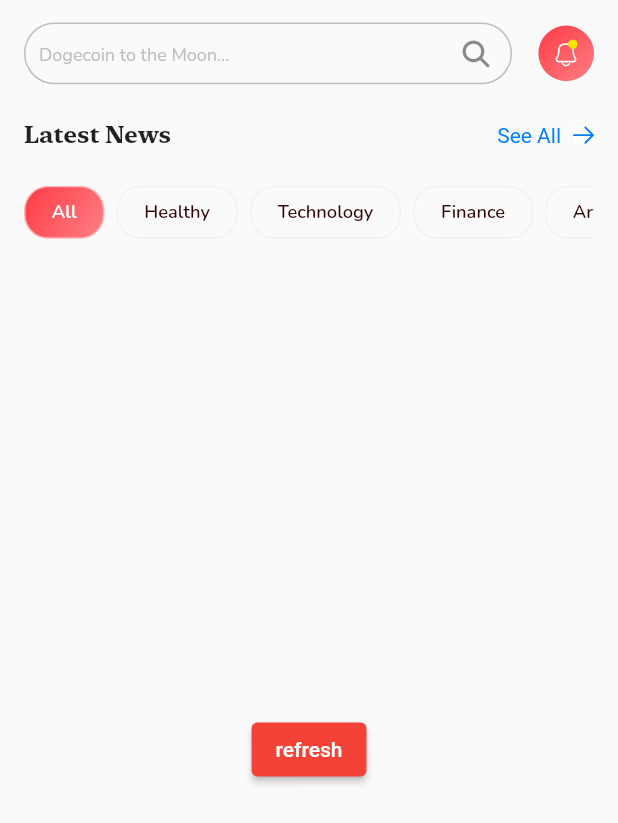
After one commit to EslamElnady0/News-App-ITI, a Flutter app: the screen it shows after launch, after a tap on "refresh", on a phone screen of 412 x 824 dp. The commit adds this screen. Shown: the top 823 px of the screen. Run offline on Flutter 3.47's test engine with Material 2 defaults, Android fonts, the phone set to English and light mode, and no system bars; our stand-ins replace bloc, firebase_core, firebase_messaging, flutter_bloc, flutter_local_notifications, flutter_screenutil and 3 more; accounts and stored records are empty; network calls fail.

Commit message:
add search about specific thing

```diff
--- a/lib/Data/Cubit/AllNewsCubit/all_news_cubit.dart
+++ b/lib/Data/Cubit/AllNewsCubit/all_news_cubit.dart
@@ -6,7 +6,7 @@ import 'package:news_app/Data/Reopsitories/all_news_repo.dart';
 part 'all_news_state.dart';
 
 class AllNewsCubit extends Cubit<AllNewsState> {
-  AllNewsCubit() : super(AllNewsLoading());
+  AllNewsCubit() : super(AllNewsInitial());
   // Future<AllNews?> data = AllNewsRepo().getAllNews();
 
   getAllNews(String query) {
--- a/lib/Data/Cubit/AllNewsCubit/all_news_state.dart
+++ b/lib/Data/Cubit/AllNewsCubit/all_news_state.dart
@@ -2,6 +2,8 @@ part of 'all_news_cubit.dart';
 
 @immutable
 abstract class AllNewsState {}
+
+class AllNewsInitial extends AllNewsState {}
 
 class AllNewsLoading extends AllNewsState {}
 
@@ -13,3 +15,5 @@ class AllNewsSuccess extends AllNewsState {
 class AllNewsFailed extends AllNewsState {}
 
 class FilterBarSelected extends AllNewsState {}
+
+class AllNewsSearch extends AllNewsState {}
--- /dev/null
+++ b/lib/Data/Cubit/cubit/news_search_cubit.dart
@@ -0,0 +1,16 @@
+import 'package:bloc/bloc.dart';
+import 'package:meta/meta.dart';
+
+part 'news_search_state.dart';
+
+class NewsSearchCubit extends Cubit<NewsSearchState> {
+  NewsSearchCubit() : super(NewsSearchInitial());
+
+  void newsSearchSwitch() {
+    emit(NewsSearchSwitched());
+  }
+
+  void noSearch() {
+    emit(NewsSearchInitial());
+  }
+}
--- /dev/null
+++ b/lib/Data/Cubit/cubit/news_search_state.dart
@@ -0,0 +1,8 @@
+part of 'news_search_cubit.dart';
+
+@immutable
+sealed class NewsSearchState {}
+
+class NewsSearchInitial extends NewsSearchState {}
+
+class NewsSearchSwitched extends NewsSearchState {}
--- a/lib/Screens/home_screen.dart
+++ b/lib/Screens/home_screen.dart
@@ -1,104 +1,35 @@
 import 'package:flutter/material.dart';
 import 'package:flutter_bloc/flutter_bloc.dart';
-import 'package:flutter_screenutil/flutter_screenutil.dart';
-import 'package:news_app/Data/Cubit/AllNewsCubit/all_news_cubit.dart';
-import 'package:news_app/Shared/HomeScreenWidgets/news_filter_bar.dart';
 
-import '../Shared/HomeScreenWidgets/news_card.dart';
-import '../Shared/HomeScreenWidgets/nofitication_icon.dart';
-import '../Shared/HomeScreenWidgets/search_textfield.dart';
-import '../Shared/HomeScreenWidgets/see_all_button.dart';
+import 'package:news_app/Data/Cubit/cubit/news_search_cubit.dart';
+import 'package:news_app/Shared/HomeScreenWidgets/news_search.dart';
+
+import '../Shared/HomeScreenWidgets/no_search.dart';
 
 class HomePage extends StatelessWidget {
   const HomePage({super.key});
 
   @override
   Widget build(BuildContext context) {
-    String filterBarQuery = context.read<AllNewsCubit>().newsQuery;
-    // Future<void> refresh() async {}
-
     return SafeArea(
         child: Scaffold(
       body: Padding(
         padding: const EdgeInsets.only(top: 15, right: 16, left: 16),
-        child: Column(
-          children: [
-            Row(
-              children: [
-                const Expanded(
-                    child: SearchTextFormField(
-                  hintText: "Dogecoin to the Moon...",
-                )),
-                SizedBox(
-                  width: MediaQuery.of(context).size.width * 0.0426666666666667,
-                ),
-                const NotificationIcon(
-                  icon: "assets/images/Group 38.svg",
-                )
-              ],
-            ),
-            SizedBox(
-              height: MediaQuery.of(context).size.height * 0.0295566502463054,
-            ),
-            const Row(
-              children: [
-                Align(
-                  alignment: Alignment.centerLeft,
-                  child: Text(
-                    "Latest News",
-                    style: TextStyle(
-                        fontSize: 16,
-                        fontFamily: "NewYorkSmall",
-                        fontWeight: FontWeight.w700),
-                  ),
-                ),
-                Spacer(),
-                SeeAllButton()
-              ],
-            ),
-            SizedBox(
-              height: 24.h,
-            ),
-            const NewsFilterBar(),
-            SizedBox(
-              height: 16.h,
-            ),
-            Expanded(
-              child: BlocBuilder<AllNewsCubit, AllNewsState>(
-                builder: (context, state) {
-                  if (state is AllNewsLoading) {
-                    return const Center(
-                      child: CircularProgressIndicator(),
-                    );
-                  } else if (state is AllNewsSuccess) {
-                    return ListView.builder(
-                      itemBuilder: (context, index) {
-                        var articlesData = state.response.articles![index];
-                        return NewsCard(
-                            date: articlesData.publishedAt!,
-                            newsDescription: articlesData.description!,
-                            newsImage: articlesData.urlToImage!,
-                            author: articlesData.author!,
-                            newsTitle: articlesData.title!,
-                            newsContent: articlesData.content!);
-                      },
-                      itemCount: state.response.articles!.length,
-                    );
-                  } else {
-                    return Center(
-                      child: ElevatedButton(
-                          onPressed: () {
-                            context
-                                .read<AllNewsCubit>()
-                                .getAllNews(filterBarQuery);
-                          },
-                          child: const Text("refresh")),
-                    );
-                  }
-                },
-              ),
-            )
-          ],
+        child: BlocBuilder<NewsSearchCubit, NewsSearchState>(
+          builder: (context, state) {
+            if (state is NewsSearchInitial) {
+              return const NoSearchWidget();
+            } else if (state is NewsSearchSwitched) {
+              return WillPopScope(
+                  onWillPop: () async {
+                    context.read<NewsSearchCubit>().noSearch();
+                    return false;
+                  },
+                  child: const NewsSearchWidget());
+            } else {
+              return const Center(child: Text("failed"));
+            }
+          },
         ),
       ),
     ));
--- /dev/null
+++ b/lib/Shared/HomeScreenWidgets/bloc_news_listview.dart
@@ -0,0 +1,45 @@
+import 'package:flutter/material.dart';
+import 'package:flutter_bloc/flutter_bloc.dart';
+
+import '../../Data/Cubit/AllNewsCubit/all_news_cubit.dart';
+import 'news_card.dart';
+
+class BlocNewsListView extends StatelessWidget {
+  final String query;
+  const BlocNewsListView({super.key, required this.query});
+
+  @override
+  Widget build(BuildContext context) {
+    return BlocBuilder<AllNewsCubit, AllNewsState>(
+      builder: (context, state) {
+        if (state is AllNewsLoading) {
+          return const Center(
+            child: CircularProgressIndicator(),
+          );
+        } else if (state is AllNewsSuccess) {
+          return ListView.builder(
+            itemBuilder: (context, index) {
+              var articlesData = state.response.articles![index];
+              return NewsCard(
+                  date: articlesData.publishedAt!,
+                  newsDescription: articlesData.description!,
+                  newsImage: articlesData.urlToImage!,
+                  author: articlesData.author!,
+                  newsTitle: articlesData.title!,
+                  newsContent: articlesData.content!);
+            },
+            itemCount: state.response.articles!.length,
+          );
+        } else {
+          return Center(
+            child: ElevatedButton(
+                onPressed: () {
+                  context.read<AllNewsCubit>().getAllNews(query);
+                },
+                child: const Text("refresh")),
+          );
+        }
+      },
+    );
+  }
+}
--- /dev/null
+++ b/lib/Shared/HomeScreenWidgets/no_search.dart
@@ -0,0 +1,76 @@
+import 'package:flutter/material.dart';
+import 'package:flutter_bloc/flutter_bloc.dart';
+import 'package:flutter_screenutil/flutter_screenutil.dart';
+import 'package:font_awesome_flutter/font_awesome_flutter.dart';
+import 'package:news_app/Shared/HomeScreenWidgets/search_textfield.dart';
+import 'package:news_app/Shared/HomeScreenWidgets/see_all_button.dart';
+
+import '../../Data/Cubit/AllNewsCubit/all_news_cubit.dart';
+import '../../Data/Cubit/cubit/news_search_cubit.dart';
+import 'bloc_news_listview.dart';
+import 'news_filter_bar.dart';
+import 'nofitication_icon.dart';
+
+class NoSearchWidget extends StatelessWidget {
+  const NoSearchWidget({
+    super.key,
+  });
+
+  @override
+  Widget build(BuildContext context) {
+    String filterBarQuery = context.read<AllNewsCubit>().newsQuery;
+
+    return Column(
+      children: [
+        Row(
+          children: [
+            Expanded(
+                child: SearchTextFormField(
+              suffixIcon: FontAwesomeIcons.magnifyingGlass,
+              onTap: () {
+                context.read<NewsSearchCubit>().newsSearchSwitch();
+              },
+              hintText: "Dogecoin to the Moon...",
+            )),
+            SizedBox(
+              width: MediaQuery.of(context).size.width * 0.0426666666666667,
+            ),
+            const NotificationIcon(
+              icon: "assets/images/Group 38.svg",
+            )
+          ],
+        ),
+        SizedBox(
+          height: MediaQuery.of(context).size.height * 0.0295566502463054,
+        ),
+        const Row(
+          children: [
+            Align(
+              alignment: Alignment.centerLeft,
+              child: Text(
+                "Latest News",
+                style: TextStyle(
+                    fontSize: 16,
+                    fontFamily: "NewYorkSmall",
+                    fontWeight: FontWeight.w700),
+              ),
+            ),
+            Spacer(),
+            SeeAllButton()
+          ],
+        ),
+        SizedBox(
+          height: 24.h,
+        ),
+        const NewsFilterBar(),
+        SizedBox(
+          height: 16.h,
+        ),
+        Expanded(
+            child: BlocNewsListView(
+          query: filterBarQuery,
+        ))
+      ],
+    );
+  }
+}
--- a/lib/Shared/HomeScreenWidgets/search_textfield.dart
+++ b/lib/Shared/HomeScreenWidgets/search_textfield.dart
@@ -1,21 +1,40 @@
 import 'package:flutter/material.dart';
-import 'package:font_awesome_flutter/font_awesome_flutter.dart';
+import 'package:flutter_screenutil/flutter_screenutil.dart';
 import 'package:google_fonts/google_fonts.dart';
 
 class SearchTextFormField extends StatelessWidget {
+  final FocusNode? focusNode;
   final String hintText;
+  final VoidCallback? onTap;
+  final IconData suffixIcon;
+  final Function(String)? onFieldSubmitted;
+  final void Function()? onSuffixPressed;
+  final TextEditingController? controller;
   const SearchTextFormField({
+    this.focusNode,
+    this.onSuffixPressed,
+    this.onFieldSubmitted,
+    this.controller,
+    this.onTap,
     required this.hintText,
+    required this.suffixIcon,
     super.key,
   });
 
   @override
   Widget build(BuildContext context) {
     return TextFormField(
+      focusNode: focusNode,
+      onFieldSubmitted: onFieldSubmitted,
+      onTap: onTap,
       decoration: InputDecoration(
-          suffixIcon: const Icon(
-            FontAwesomeIcons.magnifyingGlass,
-            size: 18,
+          suffixIcon: InkWell(
+            borderRadius: BorderRadius.circular(20.r),
+            onTap: onSuffixPressed,
+            child: Icon(
+              suffixIcon,
+              size: 18,
+            ),
           ),
           hintText: hintText,
           hintStyle:
@@ -27,10 +46,10 @@ class SearchTextFormField extends StatelessWidget {
           ),
           enabledBorder: OutlineInputBorder(
               borderSide: BorderSide(color: Colors.grey.shade400),
-              borderRadius: BorderRadius.circular(20)),
+              borderRadius: BorderRadius.circular(20.r)),
           border: OutlineInputBorder(
               borderSide: BorderSide(color: Colors.grey.shade400),
-              borderRadius: BorderRadius.circular(20))),
+              borderRadius: BorderRadius.circular(20.r))),
     );
   }
 }
--- /dev/null
+++ b/lib/firebase_notification.dart
@@ -0,0 +1,68 @@
+import 'dart:convert';
+
+import 'package:firebase_messaging/firebase_messaging.dart';
+import 'package:flutter_local_notifications/flutter_local_notifications.dart';
+
+Future<void> handleBackgroundMessage(RemoteMessage message) async {
+  print("title:${message.notification?.title}");
+  print("body:${message.notification?.body}");
+  print("payload:${message.data}");
+}
+
+class FirebaseNotifications {
+  final firebaseMessaging = FirebaseMessaging.instance;
+
+  final _androidChannel = const AndroidNotificationChannel(
+      "high_importance_channel", "High Importance Notification",
+      description: "this channel is used for important notification",
+      importance: Importance.defaultImportance);
+
+  final _localNotifications = FlutterLocalNotificationsPlugin();
+
+  Future<void> initNotifications() async {
+    await firebaseMessaging.requestPermission();
+    final fCMToken = await firebaseMessaging.getToken();
+    print("$fCMToken");
+    initPushNotifications();
+  }
+
+  Future initPushNotifications() async {
+    await FirebaseMessaging.instance
+        .setForegroundNotificationPresentationOptions(
+      alert: true,
+      badge: true,
+      sound: true,
+    );
+    FirebaseMessaging.instance.getInitialMessage().then((value) => null);
+    FirebaseMessaging.onMessageOpenedApp.listen((event) {});
+    FirebaseMessaging.onBackgroundMessage(handleBackgroundMessage);
+    FirebaseMessaging.onMessage.listen((message) {
+      final notification = message.notification;
+      if (notification == null) {
+        return;
+      } else {
+        _localNotifications.show(
+            notification.hashCode,
+            notification.title,
+            notification.body,
+            NotificationDetails(
+                android: AndroidNotificationDetails(
+                    _androidChannel.id, _androidChannel.name,
+                    channelDescription: _androidChannel.description,
+                    icon: "@drawable/ic_launcher")),
+            payload: jsonEncode(message.toMap()));
+      }
+    });
+  }
+
+  Future initLocalNotifications() async {
+    const android = AndroidInitializationSettings("@drawable/ic_launcher");
+    const settings = InitializationSettings(android: android);
+
+    await _localNotifications.initialize(
+      settings,
+    );
+    final platform =
+        _localNotifications.resolvePlatformSpecificImplementation();
+  }
+}
--- a/lib/main.dart
+++ b/lib/main.dart
@@ -3,7 +3,8 @@ import 'package:flutter/material.dart';
 import 'package:flutter_bloc/flutter_bloc.dart';
 import 'package:flutter_screenutil/flutter_screenutil.dart';
 import 'package:news_app/Data/Cubit/AllNewsCubit/all_news_cubit.dart';
-import 'package:news_app/firebase_api.dart';
+import 'package:news_app/Data/Cubit/cubit/news_search_cubit.dart';
+import 'package:news_app/firebase_notification.dart';
 
 import 'Screens/home_screen.dart';
 
@@ -22,6 +23,7 @@ class NewsApp extends StatelessWidget {
     return MultiBlocProvider(
       providers: [
         BlocProvider(create: (context) => AllNewsCubit()..getAllNews("All")),
+        BlocProvider(create: (context) => NewsSearchCubit())
       ],
       child: ScreenUtilInit(
         designSize: const Size(375, 812),
--- a/pubspec.yaml
+++ b/pubspec.yaml
@@ -35,6 +35,7 @@ dependencies:
   flutter:
     sdk: flutter
   flutter_bloc: ^8.1.3
+  flutter_local_notifications: ^15.1.0+1
   flutter_screenutil: ^5.8.4
   flutter_svg: ^2.0.7
   font_awesome_flutter: ^10.5.0
```
Also changed, not shown: lib/Shared/HomeScreenWidgets/news_search.dart (added, +59 -0 lines), lib/firebase_api.dart (deleted, +0 -18 lines), pubspec.lock, 4 other files.
